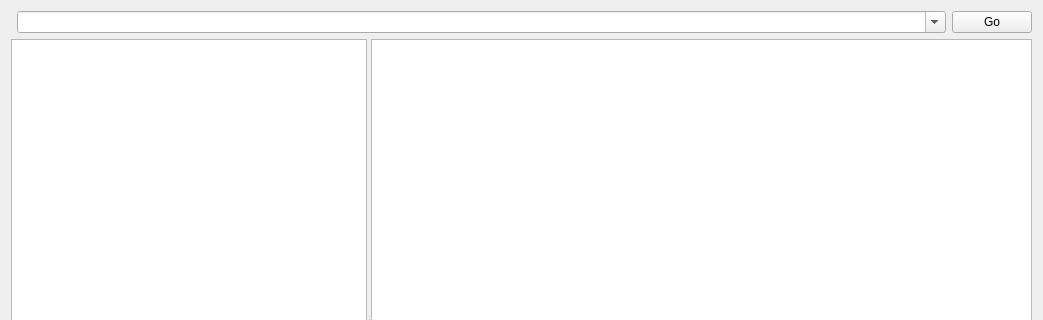
Qt form mudao/ui/pannel/file.ui (musum/mudao) before a commit; both pictures show x 0 to 1043 and y 0 to 320 of the 1043 by 618 pixel window.
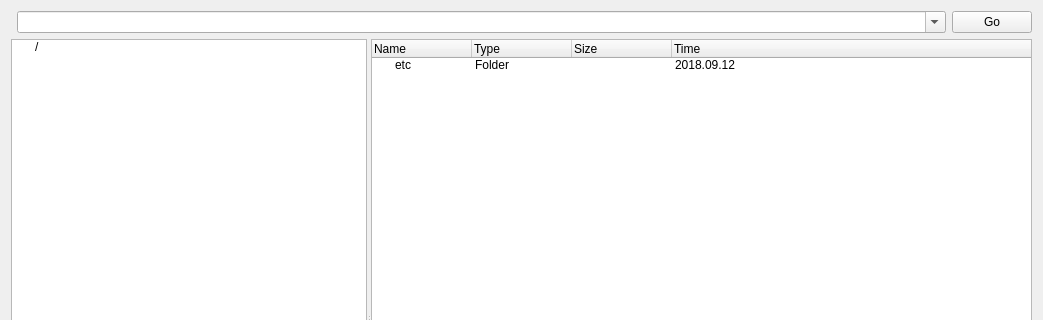
The same form after that commit.

Commit message: use QTreeWidget

```diff
--- a/mudao/ui/pannel/file.ui
+++ b/mudao/ui/pannel/file.ui
@@ -70,7 +70,7 @@
      <property name="childrenCollapsible">
       <bool>false</bool>
      </property>
-     <widget class="QTreeView" name="leftView">
+     <widget class="QTreeWidget" name="leftView">
       <property name="sizePolicy">
        <sizepolicy hsizetype="Expanding" vsizetype="Expanding">
         <horstretch>35</horstretch>
@@ -89,8 +89,33 @@
       <property name="tabletTracking">
        <bool>true</bool>
       </property>
+      <property name="editTriggers">
+       <set>QAbstractItemView::NoEditTriggers</set>
+      </property>
+      <property name="iconSize">
+       <size>
+        <width>16</width>
+        <height>16</height>
+       </size>
+      </property>
+      <property name="columnCount">
+       <number>1</number>
+      </property>
+      <attribute name="headerVisible">
+       <bool>false</bool>
+      </attribute>
+      <column>
+       <property name="text">
+        <string>Folder</string>
+       </property>
+      </column>
+      <item>
+       <property name="text">
+        <string>/</string>
+       </property>
+      </item>
      </widget>
-     <widget class="QTreeView" name="rightView">
+     <widget class="QTreeWidget" name="rightView">
       <property name="sizePolicy">
        <sizepolicy hsizetype="Expanding" vsizetype="Expanding">
         <horstretch>65</horstretch>
@@ -106,6 +131,49 @@
       <property name="contextMenuPolicy">
        <enum>Qt::CustomContextMenu</enum>
       </property>
+      <property name="editTriggers">
+       <set>QAbstractItemView::NoEditTriggers</set>
+      </property>
+      <property name="iconSize">
+       <size>
+        <width>16</width>
+        <height>16</height>
+       </size>
+      </property>
+      <column>
+       <property name="text">
+        <string>Name</string>
+       </property>
+      </column>
+      <column>
+       <property name="text">
+        <string>Type</string>
+       </property>
+      </column>
+      <column>
+       <property name="text">
+        <string>Size</string>
+       </property>
+      </column>
+      <column>
+       <property name="text">
+        <string>Time</string>
+       </property>
+      </column>
+      <item>
+       <property name="text">
+        <string>etc</string>
+       </property>
+       <property name="text">
+        <string>Folder</string>
+       </property>
+       <property name="text">
+        <string/>
+       </property>
+       <property name="text">
+        <string>2018.09.12</string>
+       </property>
+      </item>
      </widget>
     </widget>
    </item>
```
The commit also changes 2 other files.
